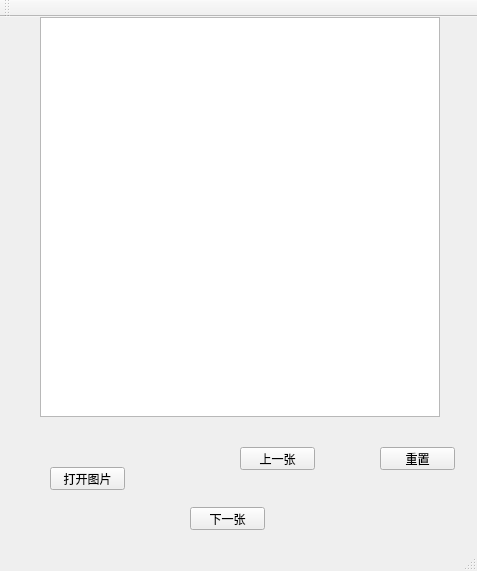
The window that mainwindow.ui (doria0219/ImageViewer) describes before a commit, drawn with Qt 5.
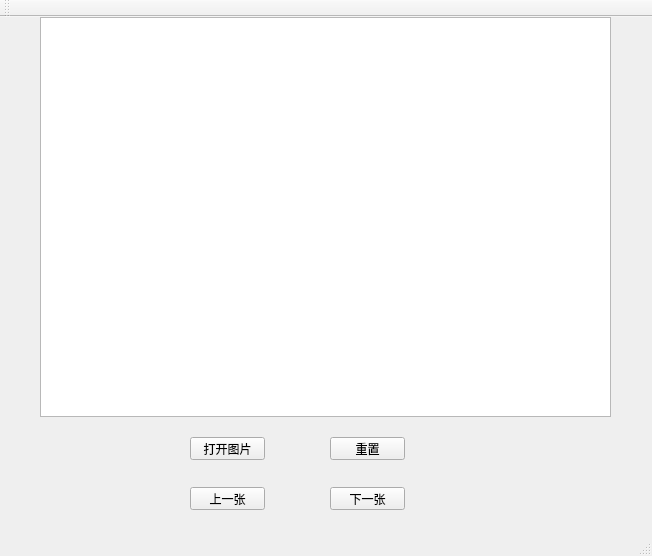
The same window after the commit.

Diff of the .ui file:
```diff
--- a/mainwindow.ui
+++ b/mainwindow.ui
@@ -6,8 +6,8 @@
    <rect>
     <x>0</x>
     <y>0</y>
-    <width>477</width>
-    <height>571</height>
+    <width>652</width>
+    <height>556</height>
    </rect>
   </property>
   <property name="windowTitle">
@@ -17,8 +17,8 @@
    <widget class="QPushButton" name="btn_open">
     <property name="geometry">
      <rect>
-      <x>50</x>
-      <y>450</y>
+      <x>190</x>
+      <y>420</y>
       <width>75</width>
       <height>23</height>
      </rect>
@@ -32,7 +32,7 @@
      <rect>
       <x>40</x>
       <y>0</y>
-      <width>400</width>
+      <width>571</width>
       <height>400</height>
      </rect>
     </property>
@@ -40,8 +40,8 @@
    <widget class="QPushButton" name="btn_last">
     <property name="geometry">
      <rect>
-      <x>240</x>
-      <y>430</y>
+      <x>190</x>
+      <y>470</y>
       <width>75</width>
       <height>23</height>
      </rect>
@@ -53,8 +53,8 @@
    <widget class="QPushButton" name="btn_next">
     <property name="geometry">
      <rect>
-      <x>190</x>
-      <y>490</y>
+      <x>330</x>
+      <y>470</y>
       <width>75</width>
       <height>23</height>
      </rect>
@@ -66,8 +66,8 @@
    <widget class="QPushButton" name="btn_reset">
     <property name="geometry">
      <rect>
-      <x>380</x>
-      <y>430</y>
+      <x>330</x>
+      <y>420</y>
       <width>75</width>
       <height>23</height>
      </rect>
```
Left out of the diff: 4 changed lines with no effect on the pictures.
